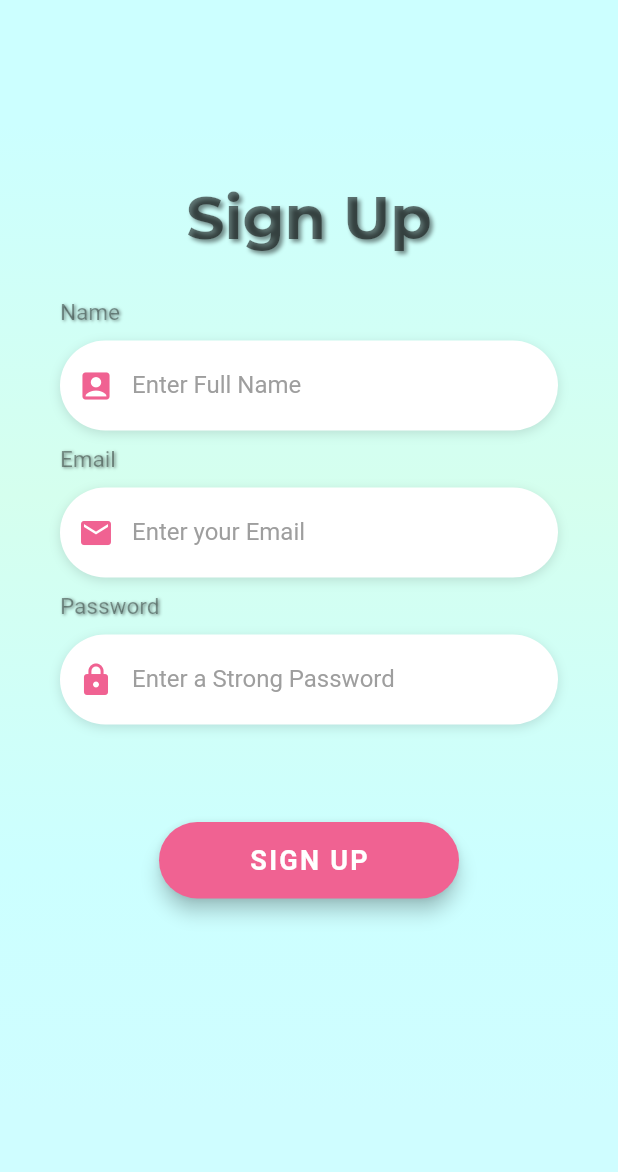
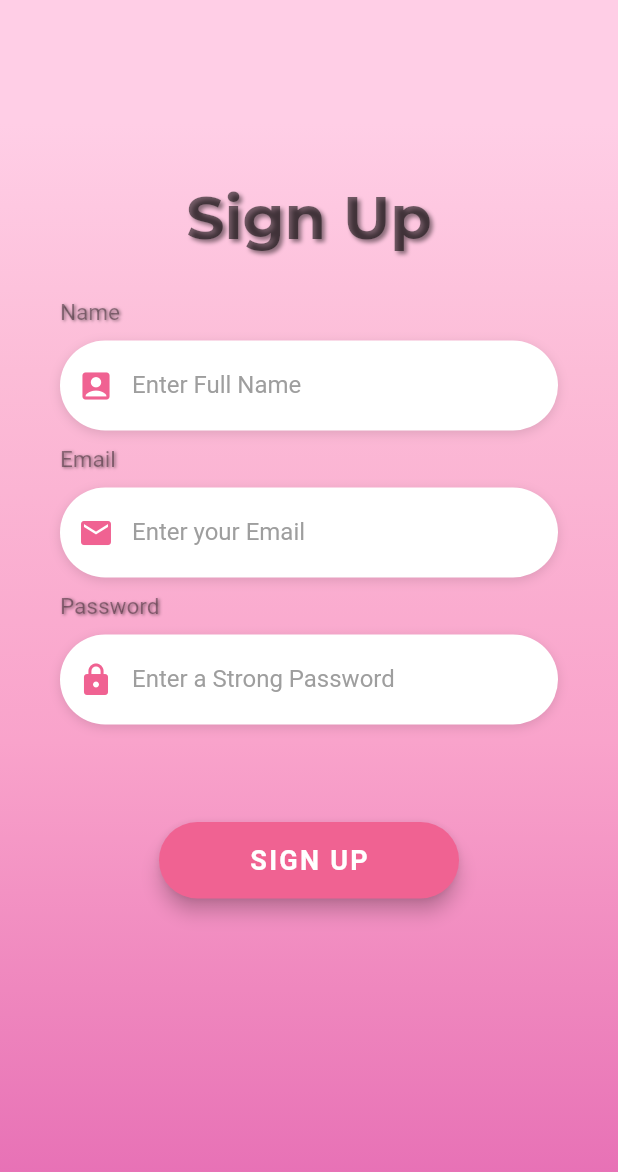
Before and after one commit to pranavi79/Hack36_21, a Flutter app: the screen it shows after launch, after a tap on an icon or button, on a phone screen of 412 x 824 dp. Shown: the top 1172 px of the screen. Run offline on Flutter 3.47's test engine with Material 2 defaults, Android fonts, the phone set to English and light mode, and no system bars; our stand-ins replace cloud_firestore, firebase_auth, firebase_core, flutter_phoenix, flutter_spinkit, fluttertoast and 3 more; missing offline and left inert: dart:ffi; accounts and stored records are empty; Roboto replaces fonts that are missing (OpenSans).

Commit message:
Color scheme

```diff
--- a/hack_36/lib/home.dart
+++ b/hack_36/lib/home.dart
@@ -25,6 +25,7 @@ class _MyHomePageState extends State<MyHomePage> {
     return Scaffold(
       appBar: AppBar(
         title: Text(widget.title),
+        backgroundColor:  Color(0xFFEF87BE),
       ),
       body: Center(
 
@@ -44,7 +45,7 @@ class _MyHomePageState extends State<MyHomePage> {
               child: Text(
                 'Profile',
                 style: TextStyle(
-                    color: Colors.blueAccent
+                  color: Color(0xFFEF87BE),
                 ),
               ),
               style: ButtonStyle(
--- a/hack_36/lib/login/loginScreen.dart
+++ b/hack_36/lib/login/loginScreen.dart
@@ -36,7 +36,7 @@ class LoginScreenState extends State<LoginScreen> {
           child: TextField(
             keyboardType: TextInputType.emailAddress,
             style: TextStyle(
-              color: Colors.white,
+              color: Colors.black,
               fontFamily: 'OpenSans',
             ),
             decoration: InputDecoration(
@@ -44,7 +44,7 @@ class LoginScreenState extends State<LoginScreen> {
               contentPadding: EdgeInsets.only(top: 14.0),
               prefixIcon: Icon(
                 Icons.email,
-                color: Colors.white,
+                color: Colors.pink[300],
               ),
               hintText: 'Enter your Email',
               hintStyle: kHintTextStyle,
@@ -74,7 +74,7 @@ class LoginScreenState extends State<LoginScreen> {
           child: TextField(
             obscureText: true,
             style: TextStyle(
-              color: Colors.white,
+              color: Colors.black,
               fontFamily: 'OpenSans',
             ),
             decoration: InputDecoration(
@@ -82,7 +82,7 @@ class LoginScreenState extends State<LoginScreen> {
               contentPadding: EdgeInsets.only(top: 14.0),
               prefixIcon: Icon(
                 Icons.lock,
-                color: Colors.white,
+                color: Colors.pink[300],
               ),
               hintText: 'Enter your Password',
               hintStyle: kHintTextStyle,
@@ -125,7 +125,7 @@ class LoginScreenState extends State<LoginScreen> {
         child: Text(
           'LOGIN',
           style: TextStyle(
-            color: Color(0xFF527DAA),
+            color:Colors.pink[300],
             letterSpacing: 1.5,
             fontSize: 18.0,
             fontWeight: FontWeight.bold,
@@ -187,12 +187,13 @@ class LoginScreenState extends State<LoginScreen> {
                     begin: Alignment.topCenter,
                     end: Alignment.bottomCenter,
                     colors: [
-                      Color(0xFF73AEF5),
-                      Color(0xFF61A4F1),
-                      Color(0xFF478DE0),
-                      Color(0xFF398AE5),
+                      Color(0xFFFFCEE6),
+                      Color(0xFFFCBCD7),
+                      Color(0xFFF9A3CB),
+                      Color(0xFFEF87BE),
+                      Color(0xFFE56AB3),
                     ],
-                    stops: [0.1, 0.4, 0.7, 0.9],
+                    stops: [0.1, 0.3, 0.6, 0.8,1.0],
                   ),
                 ),
               ),
--- a/hack_36/lib/login/utilities.dart
+++ b/hack_36/lib/login/utilities.dart
@@ -11,7 +11,7 @@ final kLabelStyle = TextStyle(
 );
 
 final kBoxDecorationStyle = BoxDecoration(
-  color: Color(0xff99ffff),
+  color: Colors.white,//Color(0xff99ffff),
   borderRadius: BorderRadius.circular(10.0),
   boxShadow: [
     BoxShadow(
--- a/hack_36/lib/signup/SignUp.dart
+++ b/hack_36/lib/signup/SignUp.dart
@@ -316,12 +316,13 @@ class SignUpScreenState extends State<SignUpScreen> {
                     begin: Alignment.topCenter,
                     end: Alignment.bottomCenter,
                     colors: [
-                      Color(0xffccffff),
-                      Color(0xffd5ffee),
-                      Color(0xffccffff),
-                      Color(0xffcffdff),
+                      Color(0xFFFFCEE6),
+                      Color(0xFFFCBCD7),
+                      Color(0xFFF9A3CB),
+                      Color(0xFFEF87BE),
+                      Color(0xFFE56AB3),
                     ],
-                    stops: [0.1, 0.4, 0.7, 0.9],
+                    stops: [0.1, 0.3, 0.6, 0.8,1.0],
                   ),
                 ),
               ),
```
Also changed, not shown: hack_36/lib/Profile.dart (+21 -13 lines).
